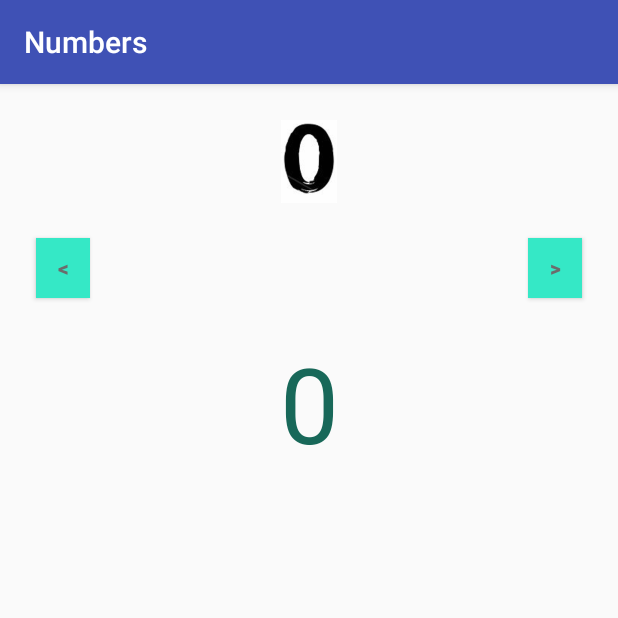
After one commit to kd90693n/ASLEducation, an Android app: the Numbers screen opened directly, with no data from a screen before it, on a phone screen of 412 x 824 dp, the top half of it. The commit adds this screen. Run offline under Robolectric (Android 15) with nearby library versions, the phone set to English and light mode, and no system bars.

Commit message:
update 20180701_1014pm

```diff
--- a/ASLProject/app/src/main/AndroidManifest.xml
+++ b/ASLProject/app/src/main/AndroidManifest.xml
@@ -27,6 +27,10 @@
             android:name=".Words"
             android:label="@string/title_activity_words"
             android:theme="@style/AppTheme.NoActionBar" />
+        <activity
+            android:name=".Numbers"
+            android:label="@string/title_activity_numbers"
+            android:theme="@style/AppTheme.NoActionBar"></activity>
     </application>
 
 </manifest>
--- a/ASLProject/app/src/main/java/com/example/cs639/aslproject/MainActivity.java
+++ b/ASLProject/app/src/main/java/com/example/cs639/aslproject/MainActivity.java
@@ -29,6 +29,11 @@ public class MainActivity extends AppCompatActivity {
         startActivity(intent);
     }
 
+    public void viewNumbersActivity(View view) {
+        Intent intent = new Intent(this, Numbers.class);
+        startActivity(intent);
+    }
+
 
     @Override
     public boolean onCreateOptionsMenu(Menu menu) {
--- /dev/null
+++ b/ASLProject/app/src/main/java/com/example/cs639/aslproject/Numbers.java
@@ -0,0 +1,92 @@
+package com.example.cs639.aslproject;
+
+import android.os.Bundle;
+import android.support.design.widget.FloatingActionButton;
+import android.support.design.widget.Snackbar;
+import android.support.v7.app.AppCompatActivity;
+import android.support.v7.widget.Toolbar;
+import android.view.View;
+import android.widget.ImageView;
+import android.widget.TextView;
+
+public class Numbers extends AppCompatActivity {
+
+    @Override
+    protected void onCreate(Bundle savedInstanceState) {
+        super.onCreate(savedInstanceState);
+        setContentView(R.layout.activity_numbers);
+        Toolbar toolbar = (Toolbar) findViewById(R.id.toolbar);
+        setSupportActionBar(toolbar);
+    }
+
+    public int currentLoc = 0;
+    String[] numbers = {
+            "0",
+            "1",
+            "2",
+            "3",
+            "4",
+            "5",
+            "6",
+            "7",
+            "8",
+            "9"
+
+
+    };
+    Integer[] numbers_images = {
+            R.drawable.number_0,
+            R.drawable.number_1,
+            R.drawable.number_2,
+            R.drawable.number_3,
+            R.drawable.number_4,
+            R.drawable.number_5,
+            R.drawable.number_6,
+            R.drawable.number_7,
+            R.drawable.number_8,
+            R.drawable.number_9
+    };
+
+
+    public void viewNextLetter(View view) {
+        TextView textView = findViewById(R.id.textView);
+        //String nextL = getNextLetter();
+        ImageView img = (ImageView) findViewById(R.id.imageView);
+        if(currentLoc == numbers.length-1){
+            String nextL = numbers[0];
+            textView.setText(nextL);
+            img.setImageResource(numbers_images[0]);
+            currentLoc = 0;
+
+        }else {
+
+            String nextL = numbers[currentLoc + 1];
+            textView.setText(nextL);
+            img.setImageResource(numbers_images[currentLoc + 1]);
+            currentLoc = currentLoc + 1;
+        }
+
+
+    }
+
+
+    public void viewPrevLetter(View view) {
+        TextView textView = findViewById(R.id.textView);
+        ImageView img = (ImageView) findViewById(R.id.imageView);
+        //String prevL = getPrevLetter();
+        if (currentLoc == 0) {
+            String prevL = numbers[numbers.length - 1];
+            textView.setText(prevL);
+            img.setImageResource(numbers_images[numbers.length-1]);
+            currentLoc = numbers.length - 1;
+        } else {
+            String prevL = numbers[currentLoc - 1];
+            textView.setText(prevL);
+            img.setImageResource(numbers_images[currentLoc - 1]);
+            currentLoc = currentLoc - 1;
+        }
+
+
+    }
+
+}
--- /dev/null
+++ b/ASLProject/app/src/main/res/layout/activity_numbers.xml
@@ -0,0 +1,26 @@
+<?xml version="1.0" encoding="utf-8"?>
+<android.support.design.widget.CoordinatorLayout xmlns:android="http://schemas.android.com/apk/res/android"
+    xmlns:app="http://schemas.android.com/apk/res-auto"
+    xmlns:tools="http://schemas.android.com/tools"
+    android:layout_width="match_parent"
+    android:layout_height="match_parent"
+    tools:context=".Numbers">
+
+    <android.support.design.widget.AppBarLayout
+        android:layout_width="match_parent"
+        android:layout_height="wrap_content"
+        android:theme="@style/AppTheme.AppBarOverlay">
+
+        <android.support.v7.widget.Toolbar
+            android:id="@+id/toolbar"
+            android:layout_width="match_parent"
+            android:layout_height="?attr/actionBarSize"
+            android:background="?attr/colorPrimary"
+            app:popupTheme="@style/AppTheme.PopupOverlay" />
+
+    </android.support.design.widget.AppBarLayout>
+
+    <include layout="@layout/content_numbers" />
+
+
+</android.support.design.widget.CoordinatorLayout>
--- /dev/null
+++ b/ASLProject/app/src/main/res/layout/content_numbers.xml
@@ -0,0 +1,76 @@
+<?xml version="1.0" encoding="utf-8"?>
+<android.support.constraint.ConstraintLayout xmlns:android="http://schemas.android.com/apk/res/android"
+    xmlns:app="http://schemas.android.com/apk/res-auto"
+    xmlns:tools="http://schemas.android.com/tools"
+    android:layout_width="match_parent"
+    android:layout_height="match_parent"
+    app:layout_behavior="@string/appbar_scrolling_view_behavior"
+    tools:context=".Numbers"
+    tools:showIn="@layout/activity_numbers">
+
+
+    <Button
+        android:id="@+id/button2"
+        android:layout_width="36dp"
+        android:layout_height="40dp"
+        android:layout_marginBottom="24dp"
+        android:layout_marginEnd="24dp"
+        android:layout_marginTop="24dp"
+        android:background="#35E8C6"
+        android:text="@string/right_arrow"
+        android:onClick="viewNextLetter"
+        android:textColor="#6C6C6C"
+        android:textStyle="bold"
+        app:layout_constraintBottom_toTopOf="@+id/textView"
+        app:layout_constraintEnd_toEndOf="parent"
+        app:layout_constraintTop_toBottomOf="@+id/imageView" />
+
+    <ImageView
+        android:id="@+id/imageView"
+        android:layout_width="wrap_content"
+        android:layout_height="wrap_content"
+        android:layout_marginEnd="24dp"
+        android:layout_marginStart="24dp"
+        android:layout_marginTop="24dp"
+        android:src="@drawable/number_0"
+        app:layout_constraintEnd_toEndOf="parent"
+        app:layout_constraintStart_toStartOf="parent"
+        app:layout_constraintTop_toTopOf="parent" />
+
+    <TextView
+        android:id="@+id/textView"
+        android:layout_width="wrap_content"
+        android:layout_height="wrap_content"
+        android:layout_marginBottom="24dp"
+        android:layout_marginEnd="24dp"
+        android:layout_marginStart="24dp"
+        android:layout_marginTop="60dp"
+        android:text="@string/start_of_numbers"
+        android:textAlignment="center"
+        android:textAllCaps="true"
+        android:textColor="#186859"
+        android:textSize="70sp"
+        android:typeface="normal"
+        app:layout_constraintBottom_toBottomOf="parent"
+        app:layout_constraintEnd_toEndOf="parent"
+        app:layout_constraintStart_toStartOf="parent"
+        app:layout_constraintTop_toBottomOf="@+id/imageView"
+        app:layout_constraintVertical_bias="0.052" />
+
+    <Button
+        android:id="@+id/button"
+        android:layout_width="36dp"
+        android:layout_height="40dp"
+        android:layout_marginBottom="24dp"
+        android:layout_marginStart="24dp"
+        android:layout_marginTop="24dp"
+        android:background="#35E8C6"
+        android:onClick="viewPrevLetter"
+        android:text="@string/left_arrow"
+        android:textColor="#6C6C6C"
+        android:textStyle="bold"
+        app:layout_constraintBottom_toTopOf="@+id/textView"
+        app:layout_constraintStart_toStartOf="parent"
+        app:layout_constraintTop_toBottomOf="@+id/imageView" />
+
+</android.support.constraint.ConstraintLayout>
--- a/ASLProject/app/src/main/res/layout/fragment_main.xml
+++ b/ASLProject/app/src/main/res/layout/fragment_main.xml
@@ -49,6 +49,8 @@
                     android:layout_width="wrap_content"
                     android:layout_height="wrap_content"
                     android:layout_margin="0dp"
+                    android:contentDescription="numbers"
+                    android:onClick="viewNumbersActivity"
                     android:padding="0dp"
                     android:src="@drawable/ic_launcher_background"
                     tools:layout_editor_absoluteX="115dp"
--- a/ASLProject/app/src/main/res/values/strings.xml
+++ b/ASLProject/app/src/main/res/values/strings.xml
@@ -8,4 +8,6 @@
     <string name="right_arrow">&gt;</string>
     <string name="start_of_letters">a</string>
     <string name="start_of_words">Hello</string>
+    <string name="title_activity_numbers">Numbers</string>
+    <string name="start_of_numbers">0</string>
 </resources>
```
